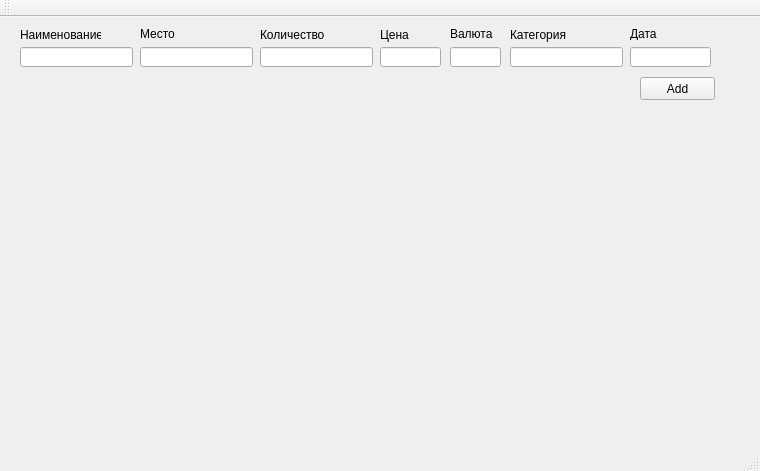
Old version of the form mainwindow.ui in the repository eagerber/accounting.
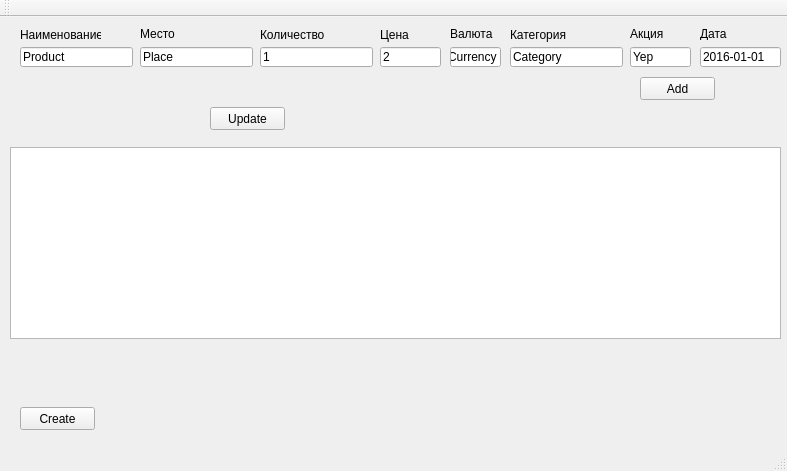
New version of the form.

Commit message: ACC, [+] creating db, [+] view data [+] add discountEdit

Diff of the .ui file:
```diff
--- a/mainwindow.ui
+++ b/mainwindow.ui
@@ -6,7 +6,7 @@
    <rect>
     <x>0</x>
     <y>0</y>
-    <width>760</width>
+    <width>787</width>
     <height>471</height>
    </rect>
   </property>
@@ -23,6 +23,9 @@
       <height>20</height>
      </rect>
     </property>
+    <property name="text">
+     <string>Product</string>
+    </property>
    </widget>
    <widget class="QLineEdit" name="storeNameEdit">
     <property name="geometry">
@@ -33,6 +36,9 @@
       <height>20</height>
      </rect>
     </property>
+    <property name="text">
+     <string>Place</string>
+    </property>
    </widget>
    <widget class="QLineEdit" name="countEdit">
     <property name="geometry">
@@ -43,6 +49,9 @@
       <height>20</height>
      </rect>
     </property>
+    <property name="text">
+     <string>1</string>
+    </property>
    </widget>
    <widget class="QLineEdit" name="priceEdit">
     <property name="geometry">
@@ -53,6 +62,9 @@
       <height>20</height>
      </rect>
     </property>
+    <property name="text">
+     <string>2</string>
+    </property>
    </widget>
    <widget class="QLineEdit" name="currencyEdit">
     <property name="geometry">
@@ -63,6 +75,9 @@
       <height>20</height>
      </rect>
     </property>
+    <property name="text">
+     <string>Currency</string>
+    </property>
    </widget>
    <widget class="QLabel" name="label">
     <property name="geometry">
@@ -132,17 +147,20 @@
    <widget class="QLineEdit" name="dateEdit">
     <property name="geometry">
      <rect>
-      <x>630</x>
+      <x>700</x>
       <y>30</y>
       <width>81</width>
       <height>20</height>
      </rect>
     </property>
+    <property name="text">
+     <string>2016-01-01</string>
+    </property>
    </widget>
    <widget class="QLabel" name="label_6">
     <property name="geometry">
      <rect>
-      <x>630</x>
+      <x>700</x>
       <y>10</y>
       <width>47</width>
       <height>13</height>
@@ -174,6 +192,9 @@
       <height>20</height>
      </rect>
     </property>
+    <property name="text">
+     <string>Category</string>
+    </property>
    </widget>
    <widget class="QLabel" name="label_7">
     <property name="geometry">
@@ -188,6 +209,68 @@
      <string>Категория</string>
     </property>
    </widget>
+   <widget class="QTableView" name="tableView">
+    <property name="geometry">
+     <rect>
+      <x>10</x>
+      <y>130</y>
+      <width>771</width>
+      <height>192</height>
+     </rect>
+    </property>
+   </widget>
+   <widget class="QLineEdit" name="discountEdit">
+    <property name="geometry">
+     <rect>
+      <x>630</x>
+      <y>30</y>
+      <width>61</width>
+      <height>20</height>
+     </rect>
+    </property>
+    <property name="text">
+     <string>Yep</string>
+    </property>
+   </widget>
+   <widget class="QLabel" name="label_8">
+    <property name="geometry">
+     <rect>
+      <x>630</x>
+      <y>10</y>
+      <width>47</width>
+      <height>13</height>
+     </rect>
+    </property>
+    <property name="text">
+     <string>Акция</string>
+    </property>
+   </widget>
+   <widget class="QPushButton" name="updateButton">
+    <property name="geometry">
+     <rect>
+      <x>210</x>
+      <y>90</y>
+      <width>75</width>
+      <height>23</height>
+     </rect>
+    </property>
+    <property name="text">
+     <string>Update</string>
+    </property>
+   </widget>
+   <widget class="QPushButton" name="createDBButton">
+    <property name="geometry">
+     <rect>
+      <x>20</x>
+      <y>390</y>
+      <width>75</width>
+      <height>23</height>
+     </rect>
+    </property>
+    <property name="text">
+     <string>Create</string>
+    </property>
+   </widget>
   </widget>
   <widget class="QMenuBar" name="menuBar">
    <property name="geometry">
```
Left out of the diff: 2 changed lines with no effect on the pictures. The commit also changes 4 other files.
